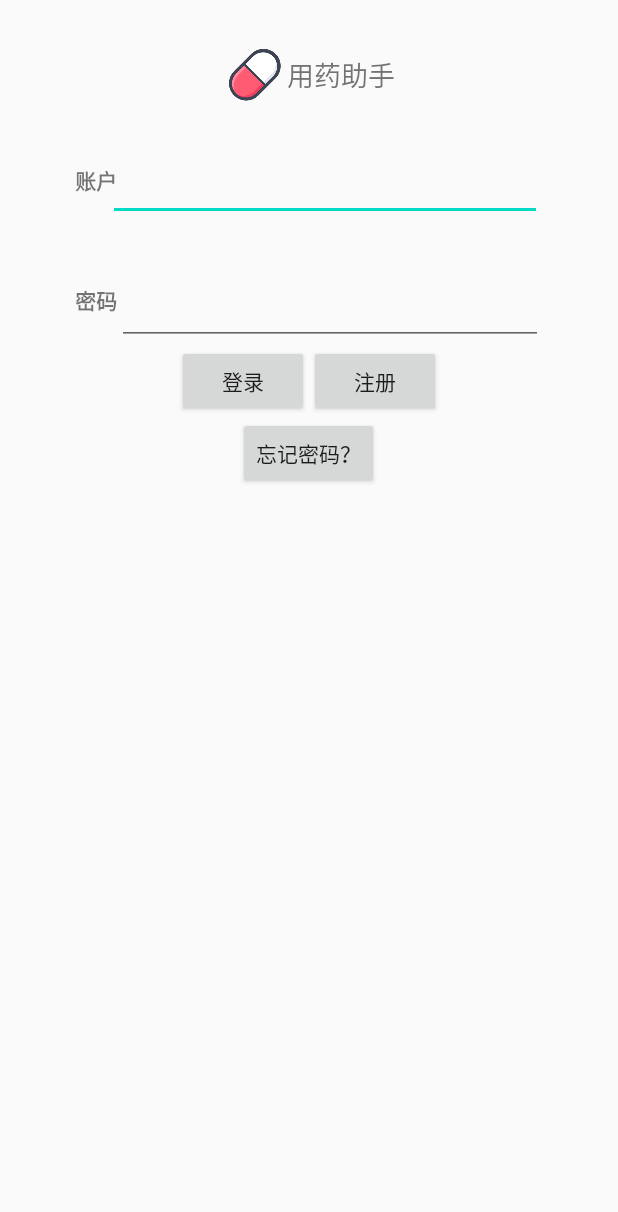
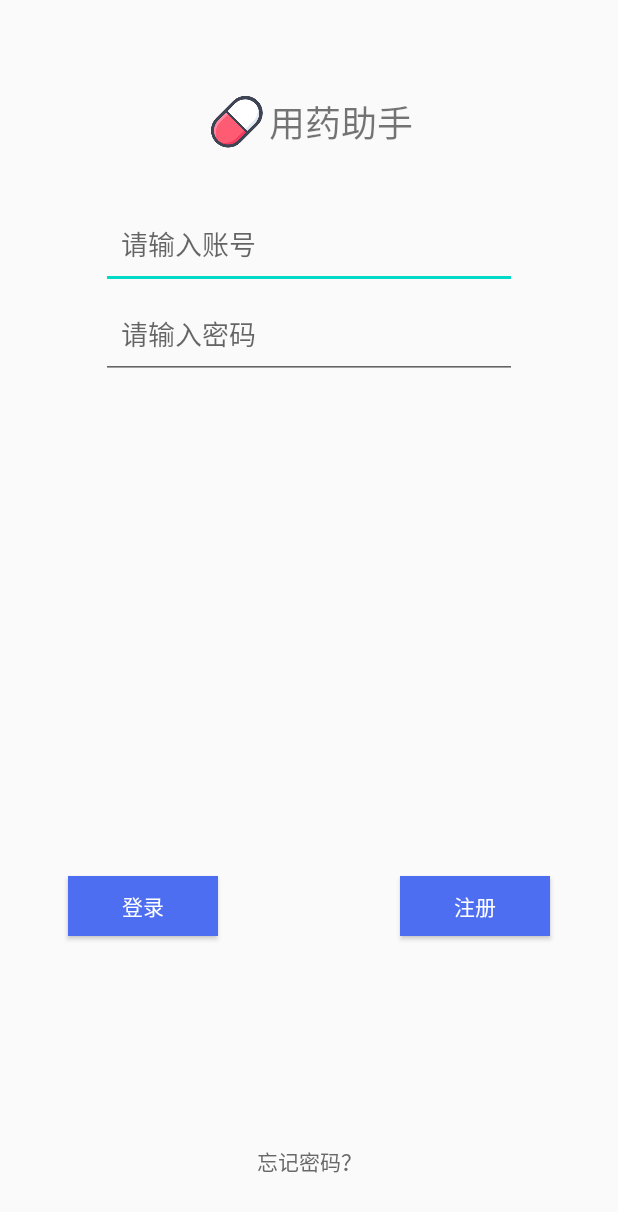
Before and after one commit to Xiangfeidetangyuan/MedicineAssistant, an Android app: the screen it shows after launch (LoginActivity), on a phone screen of 412 x 824 dp. Shown: the top 1212 px of the screen. Run offline under Robolectric (Android 15) with nearby library versions, the phone set to English and light mode, and no system bars.

Commit message:
大幅修改了登录界面的布局

```diff
--- a/app/src/main/res/layout/activity_main.xml
+++ b/app/src/main/res/layout/activity_main.xml
@@ -1,17 +1,20 @@
 <?xml version="1.0" encoding="utf-8"?>
-<LinearLayout
+<RelativeLayout
     xmlns:android="http://schemas.android.com/apk/res/android"
     xmlns:tools="http://schemas.android.com/tools"
     xmlns:app="http://schemas.android.com/apk/res-auto"
     android:layout_width="match_parent"
     android:layout_height="match_parent"
     tools:context=".activity.login.LoginActivity"
-    android:orientation="vertical">
+    >
 
    <LinearLayout
+       android:id="@+id/logo"
        android:layout_width="wrap_content"
-       android:layout_height="60dp"
-       android:layout_marginTop="20dp"
+       android:layout_height="wrap_content"
+       android:layout_alignParentTop="true"
+       android:layout_centerHorizontal="true"
+       android:layout_marginTop="60dp"
        android:gravity="center"
        android:layout_gravity="center">
        <ImageView
@@ -24,89 +27,80 @@
            android:layout_width="wrap_content"
            android:layout_height="match_parent"
            android:text="@string/welcome"
-           android:textSize="18sp"
+           android:textSize="24sp"
            android:gravity="center">
        </TextView>
 
    </LinearLayout>
 
-    <RelativeLayout
-        android:layout_width="match_parent"
-        android:layout_height="wrap_content"
-        android:layout_marginTop="10dp"
-        android:layout_marginStart="50dp"
-        android:layout_marginEnd="50dp">
 
-        <TextView
-            android:id="@+id/text1"
-            android:layout_width="wrap_content"
-            android:layout_height="60dp"
-            android:gravity="center"
-            android:text ="@string/username"
-            android:textSize="14sp"
-            android:textStyle="bold">
-        </TextView>
+
+
 
         <EditText
             android:id="@+id/inputUserName"
-            android:layout_width="289dp"
-            android:layout_height="57dp"
-            android:layout_marginStart="-6dp"
-            android:layout_toEndOf="@+id/text1"></EditText>
-
-
-    </RelativeLayout>
-
-    <RelativeLayout
-        android:layout_width="match_parent"
-        android:layout_height="wrap_content"
-        android:layout_marginTop="20dp"
-        android:layout_marginStart="50dp"
-        android:layout_marginEnd="50dp">
-
-        <TextView
-            android:id="@+id/text2"
             android:layout_width="wrap_content"
             android:layout_height="60dp"
-            android:gravity="center"
-            android:text ="@string/pwd"
-            android:textSize="14sp"
-            android:textStyle="bold">
-        </TextView>
+            android:layout_centerHorizontal="true"
+            android:layout_marginTop="30dp"
+            android:layout_below="@+id/logo"
+            android:ems="13"
+            android:hint="  请输入账号"
+            ></EditText>
+
 
         <EditText
             android:id="@+id/inputPwd"
-            android:layout_width="match_parent"
+            android:layout_width="wrap_content"
             android:layout_height="60dp"
-            android:layout_toEndOf="@+id/text2"
+            android:layout_centerHorizontal="true"
+            android:layout_below="@+id/inputUserName"
+            android:hint="  请输入密码"
+            android:ems="13"
             android:inputType="textPassword"></EditText>
 
-    </RelativeLayout>
 
-    <LinearLayout
-        android:layout_width="wrap_content"
-        android:layout_height="wrap_content"
-        android:layout_gravity="center">
+
+
         <Button
             android:id="@+id/loginBtn"
-            android:layout_width="wrap_content"
-            android:layout_height="wrap_content"
+            android:layout_width="100dp"
+            android:layout_height="40dp"
+            android:layout_alignParentBottom="true"
+            android:layout_alignParentLeft="true"
+            android:layout_marginBottom="200dp"
+            android:background="#4e6ef2"
+            android:layout_marginLeft="45dp"
+            android:textColor="#FFF"
             android:text="@string/login">
         </Button>
 
         <Button
+            android:id="@+id/fogPwdBtn"
+            android:layout_width="100dp"
+            android:layout_height="40dp"
+            android:layout_alignParentBottom="true"
+            android:gravity="center"
+            android:background="@null"
+            android:layout_centerHorizontal="true"
+            android:layout_marginBottom="30dp"
+            android:textColor="#686868"
+            android:text="忘记密码？"
+            android:layout_gravity="center">
+        </Button>
+
+        <Button
             android:id="@+id/registerBtn"
-            android:layout_width="wrap_content"
-            android:layout_height="wrap_content"
+            android:layout_width="100dp"
+            android:layout_height="40dp"
+            android:layout_alignParentBottom="true"
+            android:layout_alignParentRight="true"
+            android:layout_marginBottom="200dp"
+            android:background="#4e6ef2"
+            android:layout_marginRight="45dp"
+            android:textColor="#FFF"
             android:text="@string/register">
         </Button>
 
-    </LinearLayout>
-    <Button
-        android:id="@+id/fogPwdBtn"
-        android:layout_width="wrap_content"
-        android:layout_height="wrap_content"
-        android:text="忘记密码？"
-        android:layout_gravity="center">
-    </Button>
-</LinearLayout>
+
+</RelativeLayout>
```
